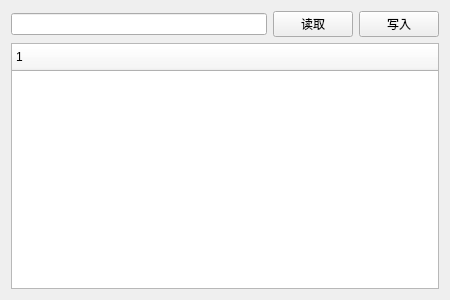
First picture: the form in src/gui/main_widget.ui, repository Eyderoe/docusaurus-arrange, before the edit.
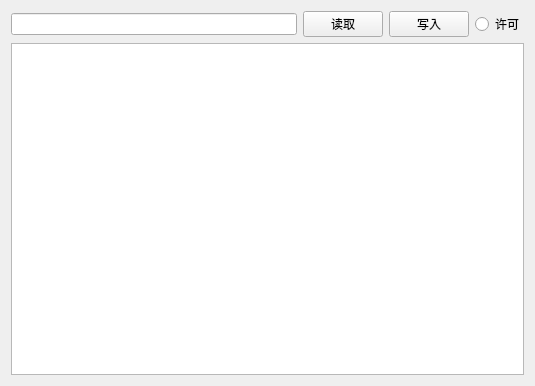
Second picture: the form after the edit. Custom widgets are drawn as their Qt base class.

The edit to the form file:
```diff
--- a/src/gui/main_widget.ui
+++ b/src/gui/main_widget.ui
@@ -6,8 +6,8 @@
    <rect>
     <x>0</x>
     <y>0</y>
-    <width>450</width>
-    <height>300</height>
+    <width>535</width>
+    <height>386</height>
    </rect>
   </property>
   <property name="minimumSize">
@@ -41,16 +41,19 @@
          </property>
         </widget>
        </item>
+       <item>
+        <widget class="QRadioButton" name="licenseButton">
+         <property name="text">
+          <string>许可</string>
+         </property>
+        </widget>
+       </item>
       </layout>
      </item>
      <item>
-      <widget class="QTreeWidget" name="mainTree">
-       <property name="styleSheet">
-        <string notr="true">QHeaderView::section {
-    border-bottom: 1px solid #c0c0c0;
-    background: #f8f8f8;
-    padding: 4px;
-}</string>
+      <widget class="Tree" name="mainTree">
+       <property name="columnCount">
+        <number>0</number>
        </property>
       </widget>
      </item>
@@ -58,6 +61,13 @@
    </item>
   </layout>
  </widget>
+ <customwidgets>
+  <customwidget>
+   <class>Tree</class>
+   <extends>QTreeWidget</extends>
+   <header location="global">gui/enhancedTree.hpp</header>
+  </customwidget>
+ </customwidgets>
  <resources/>
  <connections/>
 </ui>
```
Left out of the diff: 2 changed lines with no effect on the pictures.
